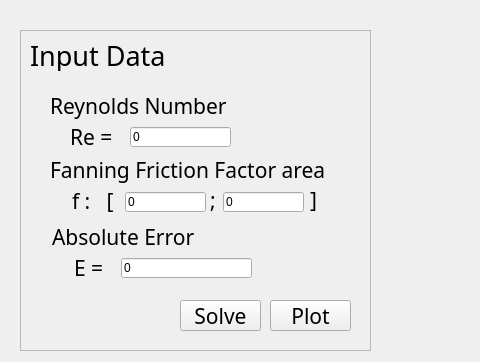
First picture: the form in interface.ui, repository AzaFarr/lab_interface, before the edit; both pictures show x 0 to 480 and y 0 to 362 of the 1046 by 567 pixel window.
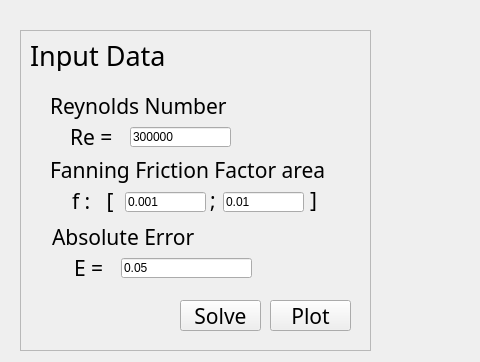
Second picture: the form after the edit. Icons and pictures are not drawn. Custom widgets are drawn as their Qt base class.

Commit message: it works thanks God!!!

```diff
--- a/interface.ui
+++ b/interface.ui
@@ -177,7 +177,7 @@
       </rect>
      </property>
      <property name="text">
-      <string>0</string>
+      <string>0.001</string>
      </property>
     </widget>
     <widget class="QLineEdit" name="f_n_edit">
@@ -190,7 +190,7 @@
       </rect>
      </property>
      <property name="text">
-      <string>0</string>
+      <string>0.01</string>
      </property>
     </widget>
     <widget class="QLineEdit" name="re_edit">
@@ -203,7 +203,7 @@
       </rect>
      </property>
      <property name="text">
-      <string>0</string>
+      <string>300000</string>
      </property>
     </widget>
     <widget class="QLabel" name="label_12">
@@ -254,7 +254,7 @@
       </rect>
      </property>
      <property name="text">
-      <string>0</string>
+      <string>0.05</string>
      </property>
     </widget>
     <widget class="QPushButton" name="plot_button">
```
Left out of the diff: 2 changed lines with no effect on the pictures. The commit also changes 1 other file.
